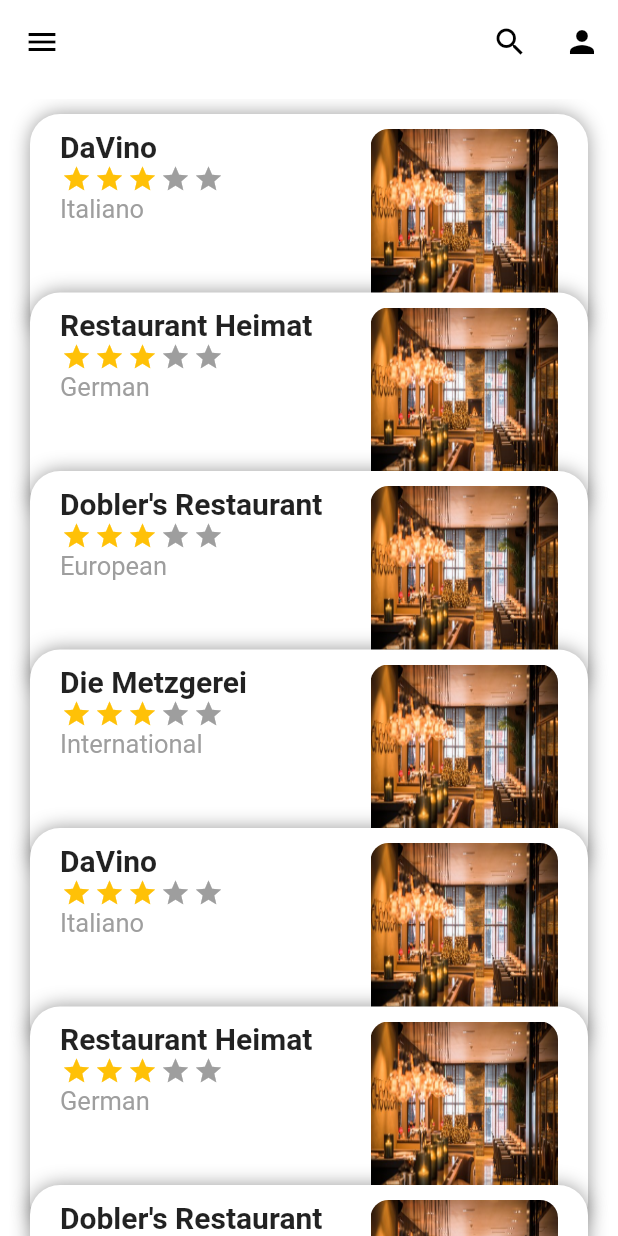
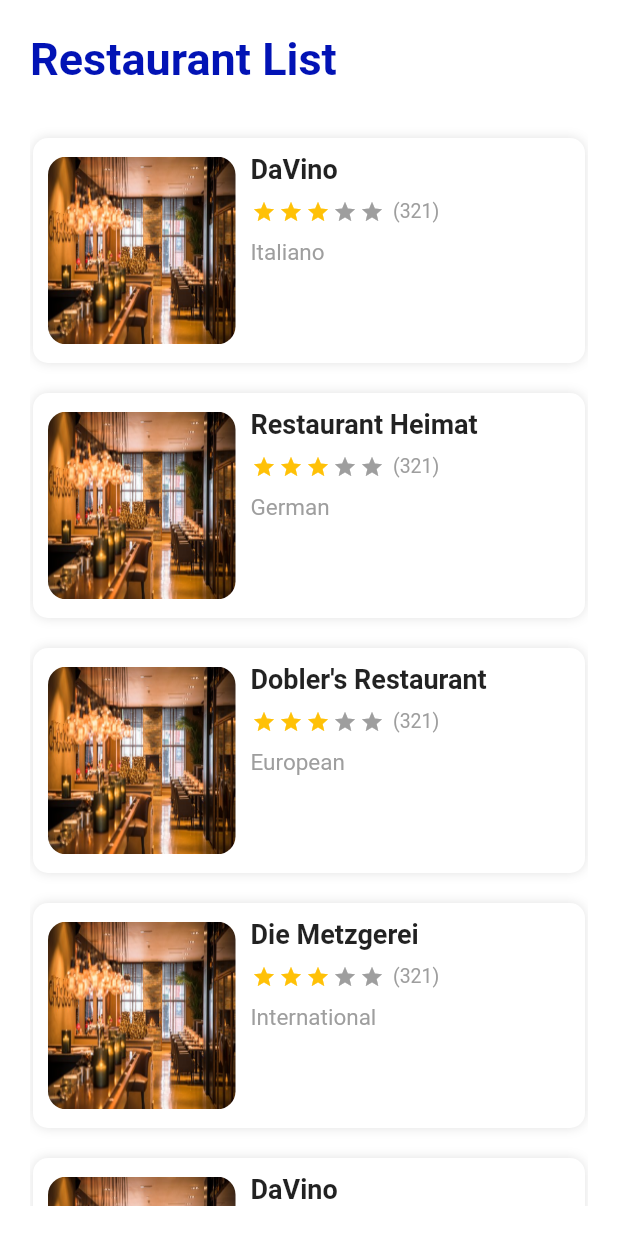
Before and after one commit to karlgrossmann/coronacontacts, a Flutter app: the RestaurantScreen screen opened directly, on a phone screen of 412 x 824 dp. Run offline on Flutter 3.47's test engine with Material 2 defaults, Android fonts, the phone set to English and light mode, and no system bars; drawn by our look-alikes of flutter_rating_bar; our stand-ins replace charts_flutter, cloud_firestore, firebase_core, permission_handler, shared_preferences; missing offline and left inert: flag, qrscan; accounts and stored records are empty; network calls fail.

Commit message:
changed appearence of restaurant list

```diff
--- a/lib/views/restaurant_screen.dart
+++ b/lib/views/restaurant_screen.dart
@@ -14,32 +14,61 @@ class _RestaurantScreenState extends State<RestaurantScreen> {
 
   List<Widget> itemsData = [];
 
+  Widget _buildHeadingText(text, size) {
+    return Align(
+      alignment: Alignment.centerLeft,
+      child: Text(
+        text,
+        style: TextStyle(
+          fontSize: size,
+          color: Color(0xFF0213B5),
+          fontWeight: FontWeight.bold
+        ),
+      ),
+    );
+  }
+
   void getPostsData() {
     List<dynamic> responseList = RESTAURANT_DATA; //database
     List<Widget> listItems = [];
     responseList.forEach((post) {
       listItems.add(Container(
           height: 150,
-          margin: const EdgeInsets.symmetric(horizontal: 20, vertical: 10),
+          margin: const EdgeInsets.symmetric(horizontal: 2, vertical: 10),
           decoration: BoxDecoration(
-              borderRadius: BorderRadius.all(Radius.circular(20.0)),
+              borderRadius: BorderRadius.all(Radius.circular(10.0)),
               color: Colors.white,
               boxShadow: [
-                BoxShadow(color: Colors.black.withAlpha(100), blurRadius: 10.0),
+                BoxShadow(color: Colors.black.withAlpha(30), blurRadius: 6.0),
               ]),
           child: Padding(
-            padding: const EdgeInsets.symmetric(horizontal: 20.0, vertical: 10),
+            padding: const EdgeInsets.symmetric(horizontal: 10.0, vertical: 10),
             child: Row(
-              mainAxisAlignment: MainAxisAlignment.spaceBetween,
+              mainAxisAlignment: MainAxisAlignment.start,
               children: <Widget>[
+                ClipRRect(
+                  borderRadius: BorderRadius.circular(12.0),
+                  child: Image.asset(
+                    "assets/images/${post["image"]}", //Restaurant photo
+                    height: 125,
+                    width: 125,
+                    fit: BoxFit.fill,
+                  )
+                ),
+                SizedBox(width: 10),
                 Column(
                   crossAxisAlignment: CrossAxisAlignment.start,
                   children: <Widget>[
                     Text(
                       post["name"], //Restaurant name
                       style: const TextStyle(
-                          fontSize: 20, fontWeight: FontWeight.bold),
+                        fontSize: 18, fontWeight: FontWeight.bold
                       ),
+                      overflow: TextOverflow.ellipsis,
+                    ),
+                    SizedBox(height: 10,),
+                    Row(
+                      children: [
                         RatingBar.builder(
                           initialRating: 3, //rating from data bank
                           minRating: 1,
@@ -47,7 +76,7 @@ class _RestaurantScreenState extends State<RestaurantScreen> {
                           allowHalfRating: true,
                           itemCount: 5,
                           itemPadding: EdgeInsets.symmetric(horizontal: 1.0),
-                      itemSize: 20,
+                          itemSize: 16,
                           itemBuilder: (context, _) => Icon(
                             Icons.star,
                             color: Colors.amber,
@@ -56,10 +85,22 @@ class _RestaurantScreenState extends State<RestaurantScreen> {
                             print(rating);
                           },
                         ),
+                        SizedBox(width: 5,),
+                        Text(
+                          '(321)',
+                          style: const TextStyle(
+                            fontSize: 13,
+                            color: Colors.grey,
+                          )
+                        ),
+                      ],
+                    ),
+                    SizedBox(height: 10,),
                     Text(
                       post["brand"], //Restaurant type
-                      style: const TextStyle(fontSize: 17, color: Colors.grey),
+                      style: const TextStyle(fontSize: 15, color: Colors.grey),
                     ),
+                    SizedBox(height: 10,),
                     //LinearProgressIndicator(
                     //value: 30,
                     //backgroundColor: Colors.amber,
@@ -71,14 +112,6 @@ class _RestaurantScreenState extends State<RestaurantScreen> {
                     ),
                   ],
                 ),
-                ClipRRect(
-                    borderRadius: BorderRadius.circular(12.0),
-                    child: Image.asset(
-                      "assets/images/${post["image"]}", //Restaurant photo
-                      height: 200,
-                      width: 125,
-                      fit: BoxFit.fill,
-                    ))
               ],
             ),
           )));
@@ -108,58 +141,24 @@ class _RestaurantScreenState extends State<RestaurantScreen> {
     return SafeArea(
       child: Scaffold(
         backgroundColor: Colors.white,
-        appBar: AppBar(
-          //header
-          elevation: 0,
-          backgroundColor: Colors.white,
-          leading: Icon(
-            Icons.menu,
-            color: Colors.black,
-          ),
-          actions: <Widget>[
-            IconButton(
-              icon: Icon(Icons.search, color: Colors.black),
-              onPressed: () {},
-            ),
-            IconButton(
-              icon: Icon(Icons.person, color: Colors.black),
-              onPressed: () {},
-            )
-          ],
-        ),
         body: Container(
+          padding: const EdgeInsets.all(20.0),
           height: size.height,
           child: Column(
             children: <Widget>[
-              const SizedBox(
-                height: 10,
-              ),
+              SizedBox(height: 2),
+              _buildHeadingText('Restaurant List', 30.0),
+              SizedBox(height: 25),
               Expanded(
                   child: ListView.builder(
                       controller: controller,
                       itemCount: itemsData.length,
                       physics: BouncingScrollPhysics(),
                       itemBuilder: (context, index) {
-                        double scale = 1.0;
-                        if (topContainer > 0.5) {
-                          //if one container reaching this index the scale come and the new container begin to scroll
-                          scale = index + 0.5 - topContainer;
-                          if (scale < 0) {
-                            scale = 0;
-                          } else if (scale > 1) {
-                            scale = 1;
-                          }
-                        }
-                        return Opacity(
-                          //animation if scroll
-                          opacity: scale,
-                          child: Transform(
-                            transform: Matrix4.identity()..scale(scale, scale),
-                            alignment: Alignment.bottomCenter,
+                        return Container(
                           child: Align(
-                                heightFactor: 0.7,
                             alignment: Alignment.topCenter,
-                                child: itemsData[index]),
+                            child: itemsData[index],
                           ),
                         );
                       })),
```
Also changed, not shown: lib/views/statistics_screen.dart (+0 -10 lines). Lines whose indentation alone changed are shown as unchanged.
